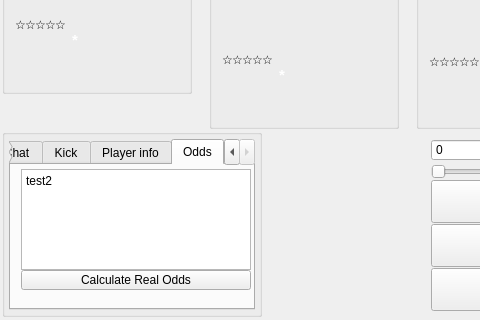
Above: src/gui/qt/gametable.ui from vikrapivin/pokerth before the change; both pictures show x 0 to 480 and y 280 to 600 of the 1024 by 600 pixel window. Below: the same form after it.
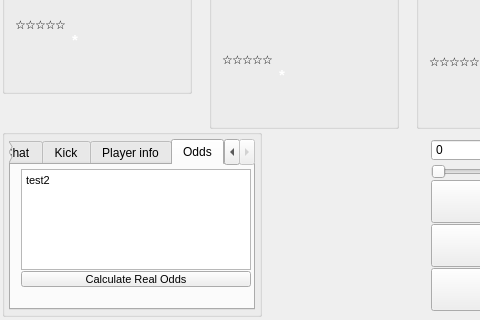
That is the form after the change. Icons and pictures are not drawn. Custom widgets are drawn as their Qt base class.

Commit message: Fixed visual bug on chance calculator.

What changed in the file:
```diff
--- a/src/gui/qt/gametable.ui
+++ b/src/gui/qt/gametable.ui
@@ -3909,6 +3909,11 @@
                  <height>101</height>
                 </rect>
                </property>
+               <property name="font">
+                <font>
+                 <pointsize>8</pointsize>
+                </font>
+               </property>
                <property name="focusPolicy">
                 <enum>Qt::ClickFocus</enum>
                </property>
@@ -3923,11 +3928,16 @@
                <property name="geometry">
                 <rect>
                  <x>10</x>
-                 <y>105</y>
+                 <y>106</y>
                  <width>230</width>
-                 <height>20</height>
+                 <height>16</height>
                 </rect>
                </property>
+               <property name="font">
+                <font>
+                 <pointsize>8</pointsize>
+                </font>
+               </property>
                <property name="focusPolicy">
                 <enum>Qt::NoFocus</enum>
                </property>
```
The commit also changes 1 other file.
